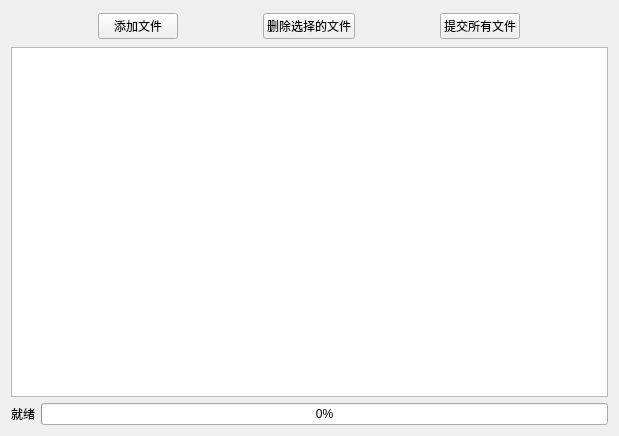
The window that Client/UI/FileSendUI.ui (yang-zhongtian/PYCM) describes before a commit, drawn with Qt 5.
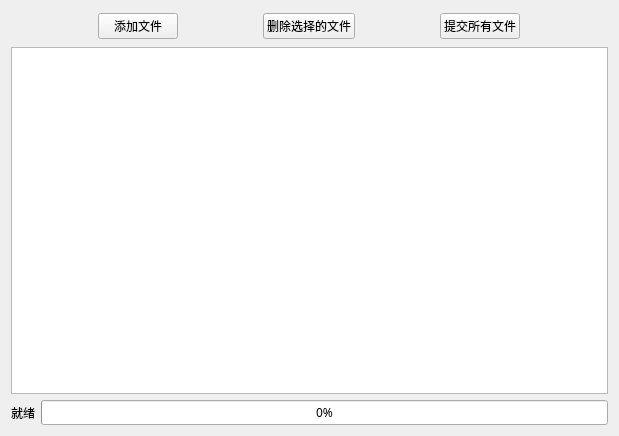
The same window after the commit. Icons and pictures are not drawn.

What changed in the file:
```diff
--- a/Client/UI/FileSendUI.ui
+++ b/Client/UI/FileSendUI.ui
@@ -93,6 +93,11 @@
       </property>
       <item>
        <widget class="QTableWidget" name="file_list">
+        <property name="font">
+         <font>
+          <family>微软雅黑</family>
+         </font>
+        </property>
         <property name="acceptDrops">
          <bool>true</bool>
         </property>
@@ -105,6 +110,11 @@
     <layout class="QHBoxLayout" name="horizontalLayout_2">
      <item>
       <widget class="QLabel" name="file_send_progress_label">
+       <property name="font">
+        <font>
+         <family>微软雅黑</family>
+        </font>
+       </property>
        <property name="text">
         <string>就绪</string>
        </property>
@@ -112,6 +122,11 @@
      </item>
      <item>
       <widget class="QProgressBar" name="file_send_progress_bar">
+       <property name="font">
+        <font>
+         <family>微软雅黑</family>
+        </font>
+       </property>
        <property name="value">
         <number>0</number>
        </property>
```
Left out of the diff: 15 changed lines with no effect on the pictures.
